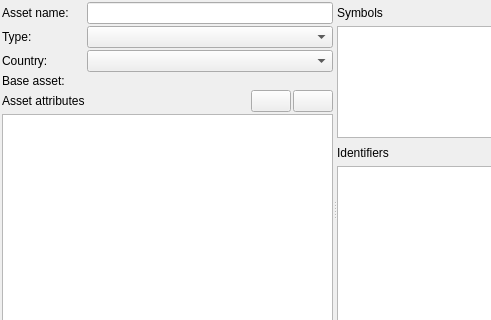
Qt form jal/ui/symbol_edit_dlg.ui (titov-vv/jal) before a commit; both pictures show x 0 to 491 and y 0 to 320 of the 1001 by 441 pixel window.
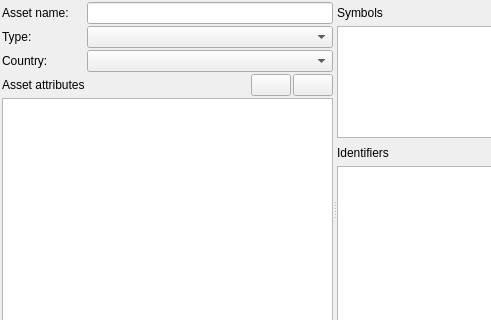
The same form after that commit. Custom widgets are drawn as their Qt base class.

Commit message: Base asset field was dropped as it was not actually used.

The edit to the form file:
```diff
--- a/jal/ui/symbol_edit_dlg.ui
+++ b/jal/ui/symbol_edit_dlg.ui
@@ -162,7 +162,7 @@
           <property name="spacing">
            <number>2</number>
           </property>
-          <item row="4" column="2">
+          <item row="3" column="2">
            <widget class="QPushButton" name="AddDataButton">
             <property name="toolTip">
              <string>Add new attribute</string>
@@ -179,7 +179,7 @@
             </property>
            </widget>
           </item>
-          <item row="4" column="1">
+          <item row="3" column="1">
            <spacer name="horizontalSpacer_3">
             <property name="orientation">
              <enum>Qt::Orientation::Horizontal</enum>
@@ -213,22 +213,12 @@
            </widget>
           </item>
           <item row="3" column="0">
-           <widget class="QLabel" name="BaseLbl">
-            <property name="text">
-             <string>Base asset:</string>
-            </property>
-           </widget>
-          </item>
-          <item row="4" column="0">
            <widget class="QLabel" name="DataLbl">
             <property name="text">
              <string>Asset attributes</string>
             </property>
            </widget>
           </item>
-          <item row="3" column="1" colspan="3">
-           <widget class="ReferenceSelectorWidget" name="BaseAssetSelector" native="true"/>
-          </item>
           <item row="1" column="0">
            <widget class="QLabel" name="TypeLbl">
             <property name="text">
@@ -236,7 +226,7 @@
             </property>
            </widget>
           </item>
-          <item row="4" column="3">
+          <item row="3" column="3">
            <widget class="QPushButton" name="RemoveDataButton">
             <property name="toolTip">
              <string>Remove selected attribute</string>
@@ -246,7 +236,7 @@
             </property>
            </widget>
           </item>
-          <item row="5" column="0" colspan="4">
+          <item row="4" column="0" colspan="4">
            <widget class="QTableView" name="DataTable">
             <property name="frameShadow">
              <enum>QFrame::Shadow::Plain</enum>
```
The commit also changes 12 other files.
